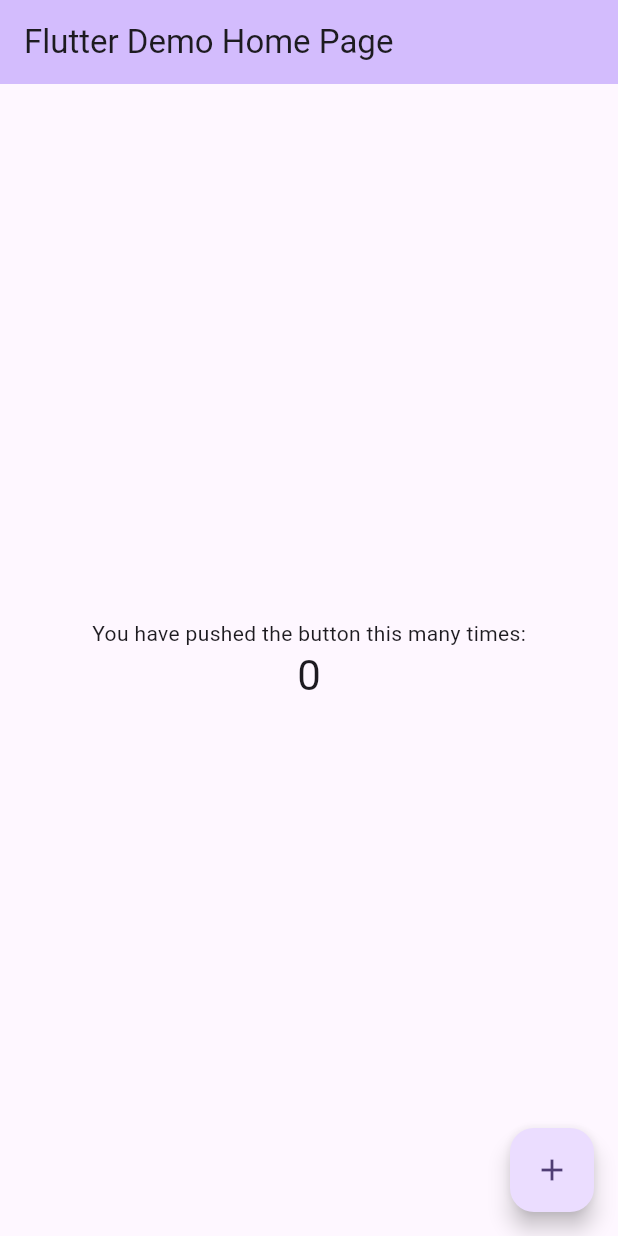
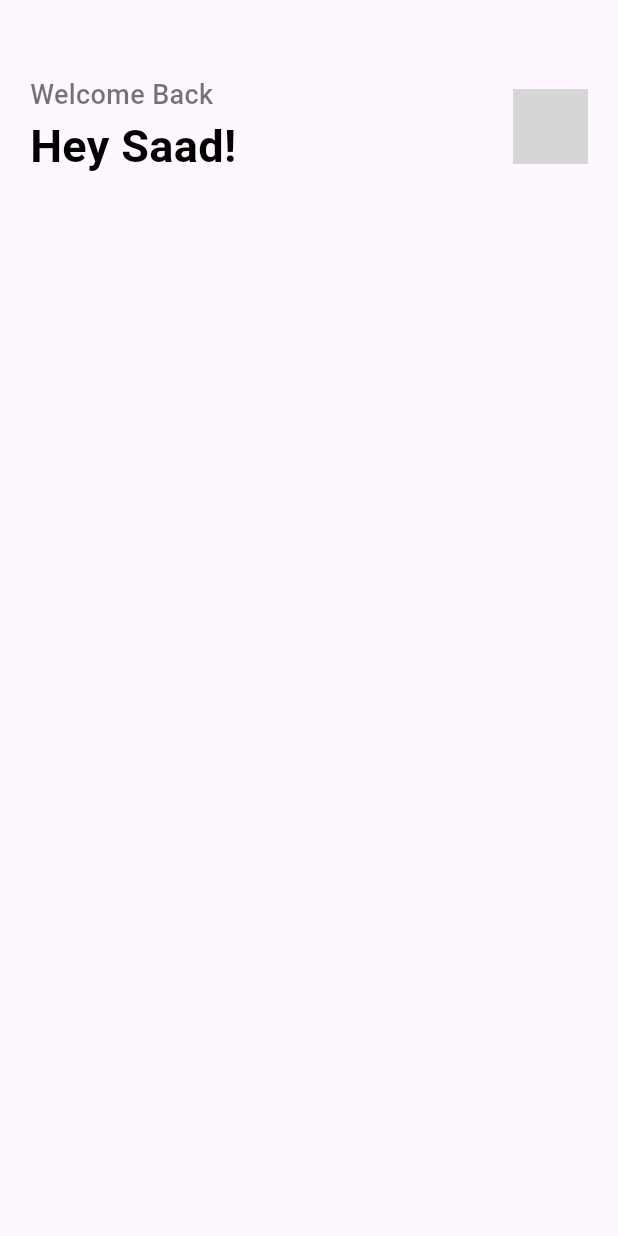
Before and after one commit to itsmesaadali/Mobile-development, a Flutter app: the screen it shows after launch, on a phone screen of 412 x 824 dp. Run offline on Flutter 3.47's test engine with Material 3 defaults, Android fonts, the phone set to English and light mode, and no system bars; grey boxes are pictures that could not be loaded.

Commit message:
make landing page

```diff
--- a/analysis_options.yaml
+++ b/analysis_options.yaml
@@ -21,6 +21,8 @@
   # `// ignore_for_file: name_of_lint` syntax on the line or in the file
   # producing the lint.
   rules:
+    prefer_const_constructors: false
+    prefer_const_literals_to_create_immutables: false
     # avoid_print: false  # Uncomment to disable the `avoid_print` rule
     # prefer_single_quotes: true  # Uncomment to enable the `prefer_single_quotes` rule
 
--- a/lib/main.dart
+++ b/lib/main.dart
@@ -1,3 +1,5 @@
+import 'package:e_commerence/pages/home.dart';
+import 'package:e_commerence/pages/onboarding.dart';
 import 'package:flutter/material.dart';
 
 void main() {
@@ -12,6 +14,7 @@
   Widget build(BuildContext context) {
     return MaterialApp(
       title: 'Flutter Demo',
+      debugShowCheckedModeBanner: false,
       theme: ThemeData(
         // This is the theme of your application.
         //
@@ -30,7 +33,8 @@
         // tested with just a hot reload.
         colorScheme: ColorScheme.fromSeed(seedColor: Colors.deepPurple),
       ),
-      home: const MyHomePage(title: 'Flutter Demo Home Page'),
+      // home: Onboarding(),
+      home: Home(),
     );
   }
 }
--- /dev/null
+++ b/lib/pages/home.dart
@@ -0,0 +1,49 @@
+import 'package:e_commerence/widget/support_widget.dart';
+import 'package:flutter/material.dart';
+
+class Home extends StatefulWidget {
+  const Home({super.key});
+
+  @override
+  State<Home> createState() => _HomeState();
+}
+
+class _HomeState extends State<Home> {
+  @override
+  Widget build(BuildContext context) {
+    return Scaffold(
+      body: Container(
+        margin: EdgeInsets.only(top: 50.0, left: 20.0, right: 20.0),
+        child: Column(
+          crossAxisAlignment: CrossAxisAlignment.start,
+          children: [
+            Row(
+              mainAxisAlignment: MainAxisAlignment.spaceBetween,
+              children: [
+                Column(
+                  crossAxisAlignment: CrossAxisAlignment.start,
+                  children: [
+                    Text(
+                      "Welcome Back",
+                      style: AppWidget.regularTextFieldStyle(),
+                    ),
+                    Text("Hey Saad!", style: AppWidget.boldTextFieldStyle()),
+                  ],
+                ),
+                ClipRRect(
+                  borderRadius: BorderRadius.circular(25),
+                  child: Image.asset(
+                    "images/boy.png",
+                    height: 50,
+                    width: 50,
+                    fit: BoxFit.cover,
+                  ),
+                ),
+              ],
+            ),
+          ],
+        ),
+      ),
+    );
+  }
+}
--- /dev/null
+++ b/lib/widget/support_widget.dart
@@ -0,0 +1,19 @@
+import 'package:flutter/material.dart';
+
+class AppWidget {
+  static TextStyle boldTextFieldStyle() {
+    return TextStyle(
+      color: Colors.black,
+      fontSize: 30,
+      fontWeight: FontWeight.bold,
+    );
+  }
+
+  static TextStyle regularTextFieldStyle() {
+    return TextStyle(
+      color: Colors.black54,
+      fontSize: 18,
+      fontWeight: FontWeight.w500,
+    );
+  }
+}
--- a/pubspec.yaml
+++ b/pubspec.yaml
@@ -58,8 +58,8 @@
   uses-material-design: true
 
   # To add assets to your application, add an assets section, like this:
-  # assets:
-  #   - images/a_dot_burr.jpeg
+  assets:
+    - images/
   #   - images/a_dot_ham.jpeg
 
   # An image asset can refer to one or more resolution-specific "variants", see
```
Also changed, not shown: lib/pages/onboarding.dart (added, +60 -0 lines), images/._TV.png (added), images/._headphone.PNG (added), images/._headphone2.png (added), images/._laptop.png (added), images/._laptop2.png (added), images/._login.png (added), images/._watch.png (added), images/._watch2.png (added), images/boy.jpg (added), images/headphone.png (added).
